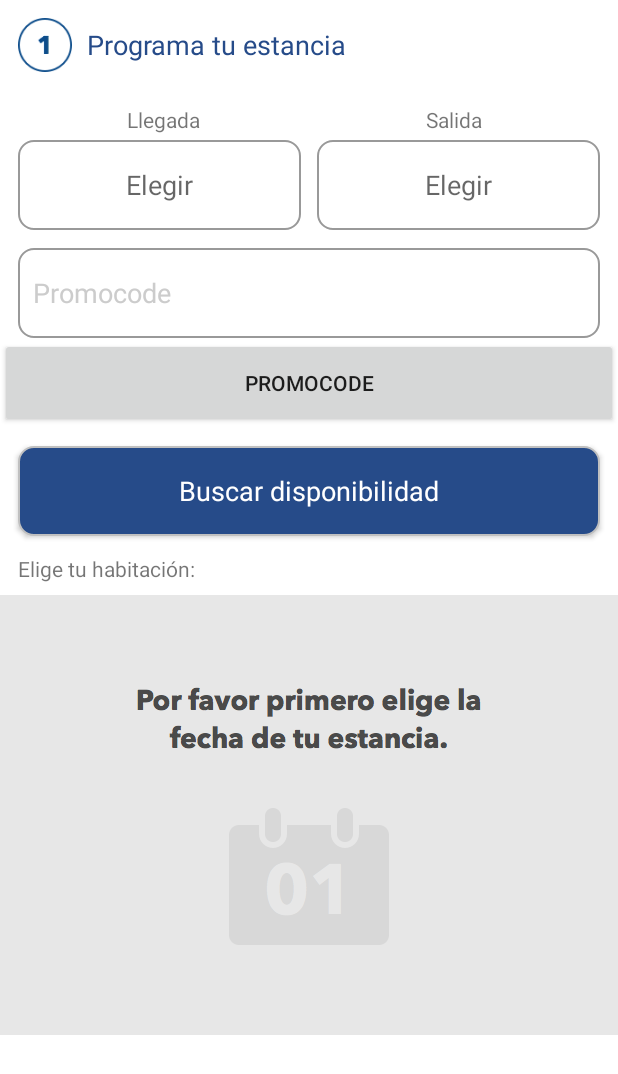
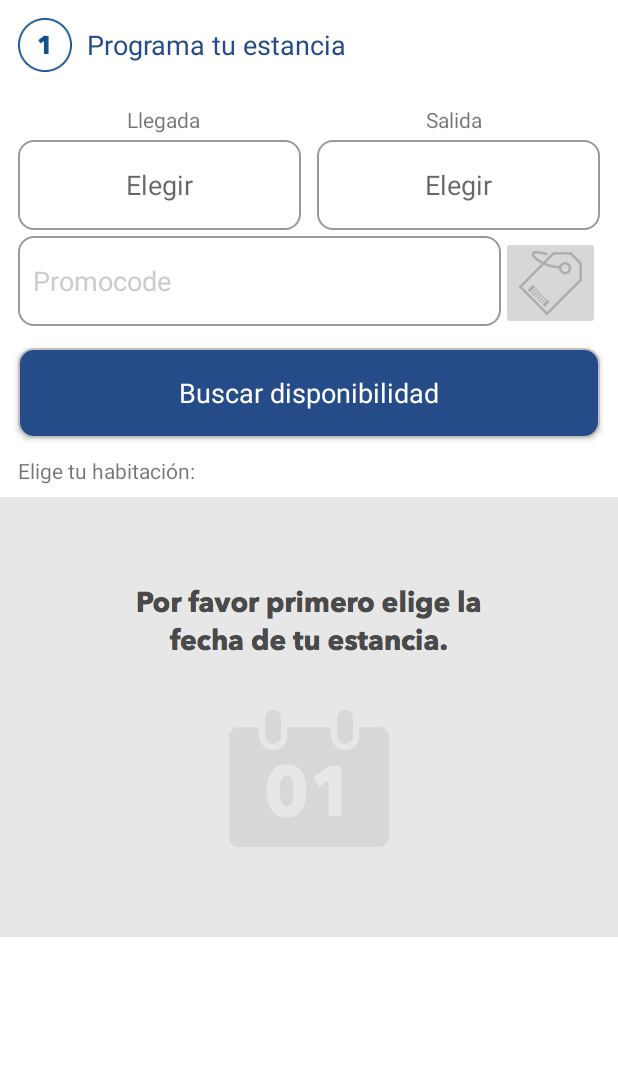
Before and after one commit to AppHotelesCity/source, an Android app: the layout fragment_hotel_reserva.xml on its own in the app's theme, with its tools: preview values and no code run, on a phone screen of 412 x 824 dp. Shown: the top 1074 px of the screen. Run offline under Robolectric (Android 15) with nearby library versions, the phone set to English and light mode, and no system bars.

Commit message:
Añadir Imagenes de PromoCode y Escanear Tarjeta

```diff
--- a/app/src/main/res/layout/fragment_hotel_reserva.xml
+++ b/app/src/main/res/layout/fragment_hotel_reserva.xml
@@ -11,8 +11,9 @@
 
 		<LinearLayout
 				android:layout_width="fill_parent"
-				android:layout_height="fill_parent"
-				android:orientation="vertical">
+				android:layout_height="wrap_content"
+				android:orientation="vertical"
+			android:id="@+id/linear">
 
 			<LinearLayout
 					android:layout_width="fill_parent"
@@ -85,21 +86,31 @@
 						android:text="Elegir"/>
 			</LinearLayout>
 
+			<LinearLayout
+				android:layout_width="fill_parent"
+				android:layout_height="wrap_content"
+				android:paddingLeft="12dp"
+				android:paddingRight="12dp"
+				android:layout_marginTop="4dp">
+
 			<EditText
 					android:id="@+id/txtPromocode"
-					android:layout_width="match_parent"
+					android:layout_width="0dp"
 					android:layout_height="60dp"
-					android:layout_marginLeft="12dp"
-					android:layout_marginRight="12dp"
-					android:layout_marginTop="12dp"
+					android:layout_weight="0.5"
 					android:hint="Promocode"
-					style="@style/RoundedControl"/>
+					style="@style/RoundedControl" />
 
-			<Button
-				android:layout_width="match_parent"
-				android:layout_height="60dp"
+			<ImageButton
+				android:layout_width="wrap_content"
+				android:layout_height="wrap_content"
 				android:text="PromoCode"
-				android:onClick="getPromocode"/>
+				android:onClick="getPromocode"
+				android:id="@+id/promo"
+				android:layout_gravity="right|center_vertical"
+				android:src="@drawable/icon_promocode" />
+
+		</LinearLayout>
 
 			<Button
 				android:id="@+id/btnAvailability"
--- a/app/src/main/res/layout/fragment_premios_premios.xml
+++ b/app/src/main/res/layout/fragment_premios_premios.xml
@@ -9,6 +9,8 @@
 		android:layout_width="match_parent"
 		android:layout_height="wrap_content"
 		android:padding="8dp">
+
+
 
 		<ImageView
 			android:id="@+id/imgBack"
```
Also changed, not shown: app/src/main/java/com/zebstudios/cityexpress/HotelReservaFragment.java (+14 -10 lines), app/src/main/res/layout/fragment_hotel_reserva2.xml (+6 -4 lines), app/src/main/res/drawable-hdpi/bttarjeta.png (added), app/src/main/res/drawable-hdpi/icon_promocode.png (added). Lines whose indentation alone changed are shown as unchanged.
